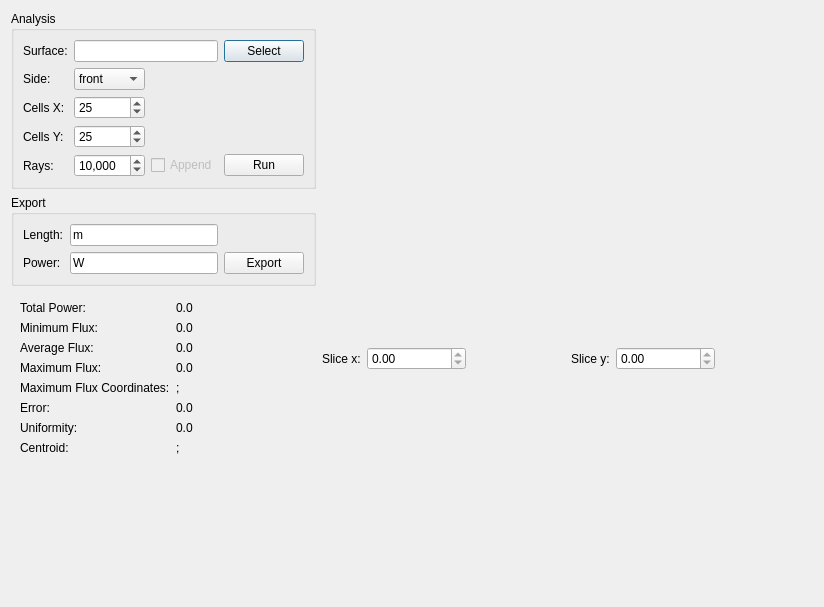
The window that source/application/run/FluxAnalysisDialog.ui (CST-Modelling-Tools/TonatiuhPP) describes before a commit, drawn with Qt 5.
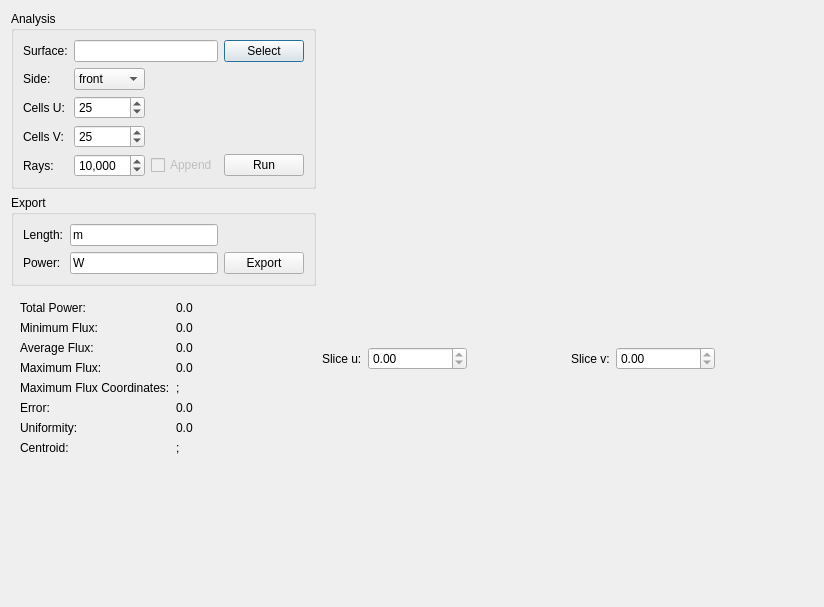
The same window after the commit. Custom widgets are drawn as their Qt base class.

What changed in the file:
```diff
--- a/source/application/run/FluxAnalysisDialog.ui
+++ b/source/application/run/FluxAnalysisDialog.ui
@@ -38,7 +38,7 @@
          <item row="2" column="0">
           <widget class="QLabel" name="surfaceXLabel">
            <property name="text">
-            <string>Cells X:</string>
+            <string>Cells U:</string>
            </property>
           </widget>
          </item>
@@ -79,7 +79,7 @@
          <item row="3" column="0">
           <widget class="QLabel" name="surfaceYLabel">
            <property name="text">
-            <string>Cells Y:</string>
+            <string>Cells V:</string>
            </property>
           </widget>
          </item>
@@ -354,7 +354,7 @@
         <item>
          <widget class="QLabel" name="yCoordlabel">
           <property name="text">
-           <string>Slice y:</string>
+           <string>Slice v:</string>
           </property>
          </widget>
         </item>
@@ -391,7 +391,7 @@
         <item>
          <widget class="QLabel" name="xCoordlabel">
           <property name="text">
-           <string>Slice x:</string>
+           <string>Slice u:</string>
           </property>
          </widget>
         </item>
```
